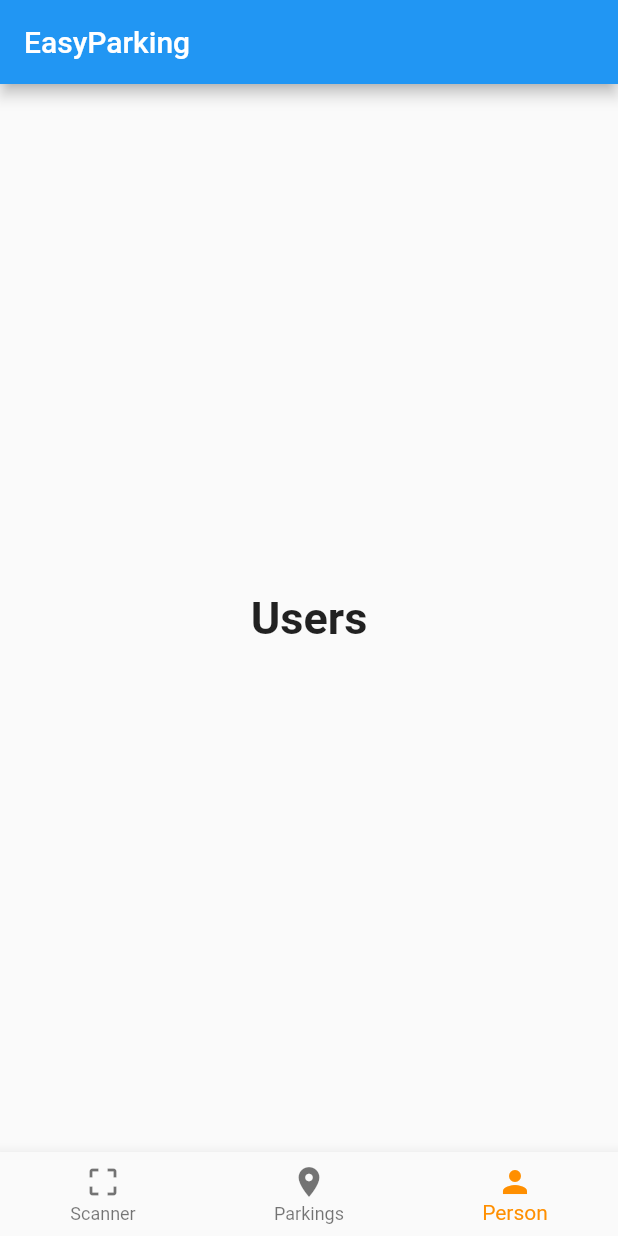
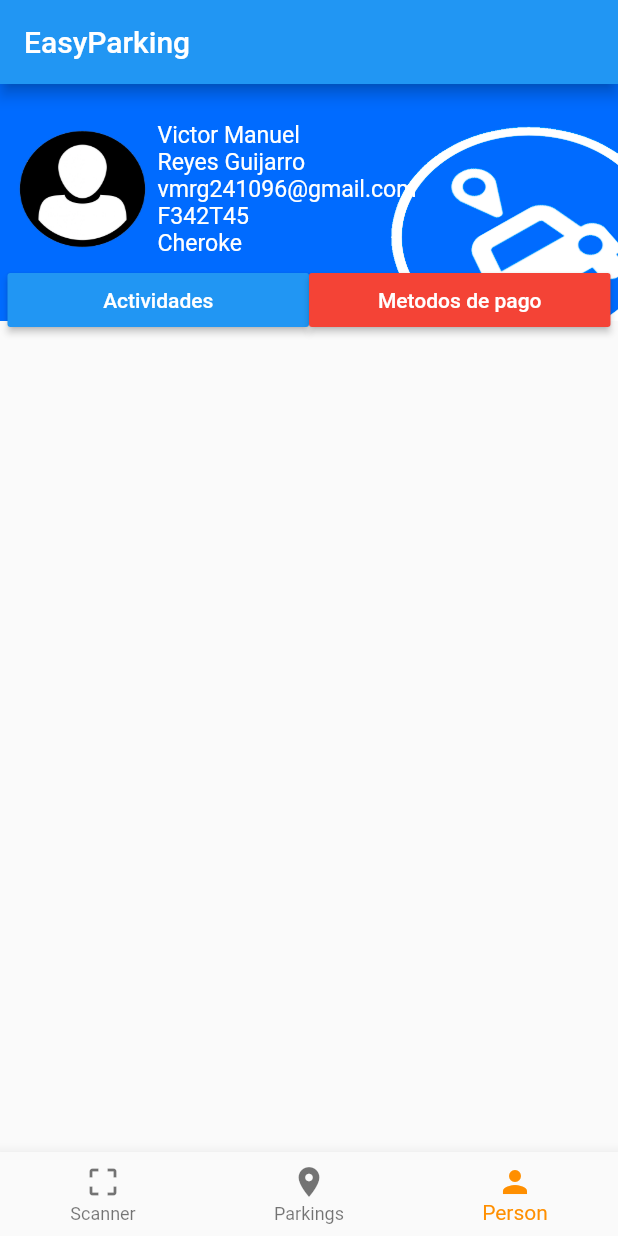
Before and after one commit to TheNewDevelopersFIMAZ/easyparking, a Flutter app: the screen it shows after launch, item 3 of the bottom bar chosen, on a phone screen of 412 x 824 dp. Run offline on Flutter 3.47's test engine with Material 2 defaults, Android fonts, the phone set to English and light mode, and no system bars; our stand-ins replace google_maps_flutter; missing offline and left inert: qr_mobile_vision.

Commit message:
user screen

```diff
--- a/lib/Scanner_QR.dart
+++ b/lib/Scanner_QR.dart
@@ -4,15 +4,15 @@ import 'package:qr_mobile_vision/qr_camera.dart';
 
 void main() {
   debugPaintSizeEnabled = false;
-  runApp(new HomePage());
+  runApp(new ScannerQr());
 }
 
-class HomePage extends StatefulWidget {
+class ScannerQr extends StatefulWidget {
   @override
   HomeState createState() => new HomeState();
 }
 
-class HomeState extends State<HomePage> {
+class HomeState extends State<ScannerQr> {
   @override
   Widget build(BuildContext context) {
     return new MaterialApp(
--- /dev/null
+++ b/lib/city.dart
@@ -0,0 +1,31 @@
+
+class City {
+
+  //--- Name Of City
+  final String name;
+  //-- image
+  final String image;
+  //--- population
+  final String population;
+   //--- country
+  final String country;
+
+  City({this.name,this.country,this.population,this.image});
+  static List<City> allCities()
+  {
+    var lstOfCities = new List<City>();
+
+    lstOfCities.add(new City(name:"Delhi",country: "India",population: "19 mill",image: "user_logo.png"));
+    lstOfCities.add(new City(name:"London",
+                    country: "Britain",population: "8 mill",image: "user_logo.png"));
+    lstOfCities.add(new City(name:"Vancouver",
+                    country: "Canada",population: "2.4 mill",image: "user_logo.png"));
+    lstOfCities.add(new City(name:"New York",
+                    country: "USA",population: "8.1 mill",image: "user_logo.png"));
+    lstOfCities.add(new City(name:"Paris",
+                    country: "France",population: "2.2 mill",image: "user_logo.png"));
+    lstOfCities.add(new City(name:"Berlin",
+                    country: "Germany",population: "3.7 mill",image: "user_logo.png"));
+    return lstOfCities;
+  }
+}
--- a/lib/main.dart
+++ b/lib/main.dart
@@ -1,6 +1,8 @@
 import 'package:easyparking/Parking.dart';
 import 'package:easyparking/Scanner_QR.dart';
+import 'package:easyparking/user.dart';
 import 'package:flutter/material.dart';
+import 'package:flutter/services.dart';
 
 void main() => runApp(MyApp());
 
@@ -32,12 +34,9 @@ class _MyStatefulWidgetState extends State<MyStatefulWidget> {
   static const TextStyle optionStyle =
       TextStyle(fontSize: 30, fontWeight: FontWeight.bold);
   static List<Widget> _widgetOptions = <Widget>[
-    new HomePage(),
-    new ParkingState(),
-    Text(
-      'Users',
-      style: optionStyle,
-    ),
+    new ScannerQr(),
+    new Parking(),
+    new User(),
   ];
 
   void _onItemTapped(int index) {
@@ -48,6 +47,10 @@ class _MyStatefulWidgetState extends State<MyStatefulWidget> {
 
   @override
   Widget build(BuildContext context) {
+    SystemChrome.setPreferredOrientations([
+        DeviceOrientation.portraitUp,
+        DeviceOrientation.portraitDown,
+    ]);
     return Scaffold(
       appBar: AppBar(
         title: const Text('EasyParking'),
--- /dev/null
+++ b/lib/user.dart
@@ -0,0 +1,121 @@
+import 'package:flutter/material.dart';
+import 'package:easyparking/city.dart';
+
+class User extends StatelessWidget {
+
+
+  final List<City> _allCities = City.allCities();
+  void suma() {
+    int i = 1;
+  }
+  @override
+  Widget build(BuildContext context) {
+    return Scaffold(
+      body: Column( children:<Widget>[ Container(
+        padding:
+          EdgeInsets.only(
+            top: 20,
+            bottom: 18,
+            right: 5,
+            left:5
+          ),
+        decoration:
+          BoxDecoration(
+            image:
+              DecorationImage(
+                image: AssetImage('images/top_users.png'),
+                alignment: Alignment.topCenter
+              )
+          ),
+        child: Column(
+          children: <Widget>[
+            Row(
+              mainAxisSize: MainAxisSize.max,
+              children: <Widget>[
+                Column(
+                  children: <Widget>[
+                    new Container(
+                      width: 100.0,
+                      height: 100.0,
+                      decoration:
+                        new BoxDecoration(
+                          shape: BoxShape.circle,
+                          image:
+                            new DecorationImage(
+                              fit: BoxFit.fill,
+                              image: new AssetImage(
+                                "images/user_logo.png")
+                            )
+                        )
+                    ),
+                  ],
+                ),
+                Column(
+                  crossAxisAlignment: CrossAxisAlignment.start,
+                  children: <Widget>[
+                    new Text("Victor Manuel",
+                      textScaleFactor: 1.1,
+                      style: TextStyle(
+                      color: Colors.white,),
+                    ),
+                    new Text("Reyes Guijarro",
+                      textScaleFactor: 1.1,
+                      style: TextStyle(
+                      color: Colors.white,),
+                    ),
+                    new Text("vmrg241096@gmail.com",
+                      textScaleFactor: 1.1,
+                      style: TextStyle(
+                      color: Colors.white,),
+                    ),
+                    new Text("F342T45",
+                      textScaleFactor: 1.1,
+                      style: TextStyle(
+                      color: Colors.white,),
+                    ),
+                    new Text("Cheroke",
+                      textScaleFactor: 1.1,
+                      style: TextStyle(
+                      color: Colors.white,),
+                    ),
+                  ],
+                ),
+              ],
+            ),
+            Row(
+                  children: <Widget>[
+                    Expanded(
+                      flex: 5,
+                      child: new RaisedButton(
+                      padding: const EdgeInsets.all(8.0),
+                      textColor: Colors.white,
+                      color: Colors.blue,
+                      onPressed: suma,
+                      child: new Text("Actividades"),
+                      ),
+                    ),
+                    Expanded(
+                      flex: 5,
+                      child: new RaisedButton(
+                      padding: const EdgeInsets.all(8.0),
+                      textColor: Colors.white,
+                      color: Colors.red,
+                      onPressed: suma,
+                      child: new Text("Metodos de pago"),
+                      ),
+                    ),
+                  ],
+                ),
+
+          ],
+        ),
+      ),
+    ]));
+  }
+
+  Widget _getItemUI(BuildContext context, int index) {
+    return new Text(_allCities[index].name);
+  }
+}
+
+ // First Attempt
```
Also changed, not shown: lib/Parking.dart (+22 -50 lines), pubspec.yaml (+11 -1 lines), images/top_user.png (added), images/top_users.png (added), images/user_logo.png (added), images/user_perfil.jpg (added), pubspec.lock, 5 other files.
